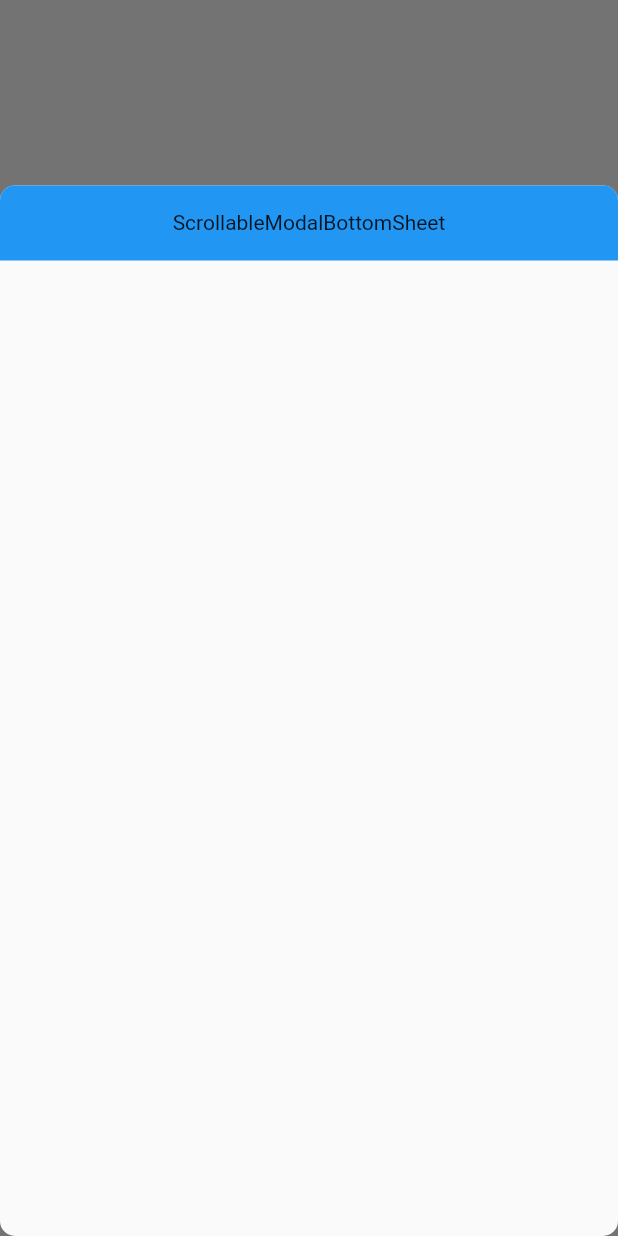
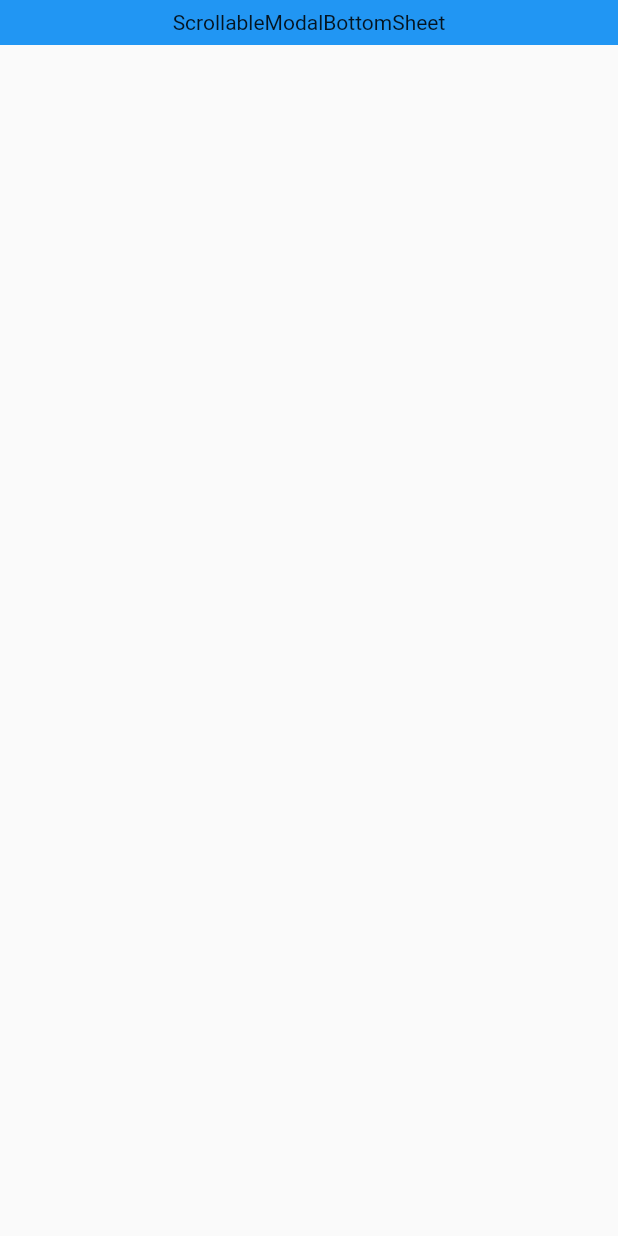
Before and after one commit to shinonome-inc/scrollable_modal_webview, a Flutter app: the screen it shows after launch, after a tap on "display showScrollableModalWebView", on a phone screen of 412 x 824 dp. Run offline on Flutter 3.47's test engine with Material 2 defaults, Android fonts, the phone set to English and light mode, and no system bars; our stand-ins replace webview_flutter.

Commit message:
change example/lib/main.dart

```diff
--- a/example/lib/main.dart
+++ b/example/lib/main.dart
@@ -45,21 +45,20 @@ class _MyHomePageState extends State<MyHomePage> {
           onPressed: () => showScrollableModalWebView(
             context: context,
             header: Container(
-              height: 50,
+              height: 30,
               decoration: const BoxDecoration(
-                borderRadius: BorderRadius.vertical(top: Radius.circular(10.0)),
                 color: Colors.blue,
               ),
               child: const Center(
                 child: Text('ScrollableModalBottomSheet'),
               ),
             ),
+            headerColor: Colors.blue,
             controller: controller,
-            initialChildSize: 0.85,
+            initialChildSize: 1.0,
             url: 'https://flutter.dev/',
-            shape: RoundedRectangleBorder(
-              borderRadius: BorderRadius.circular(10.0),
-            ),
+            borderRadius:
+                const BorderRadius.vertical(top: Radius.circular(10.0)),
           ),
         ),
       ),
```
